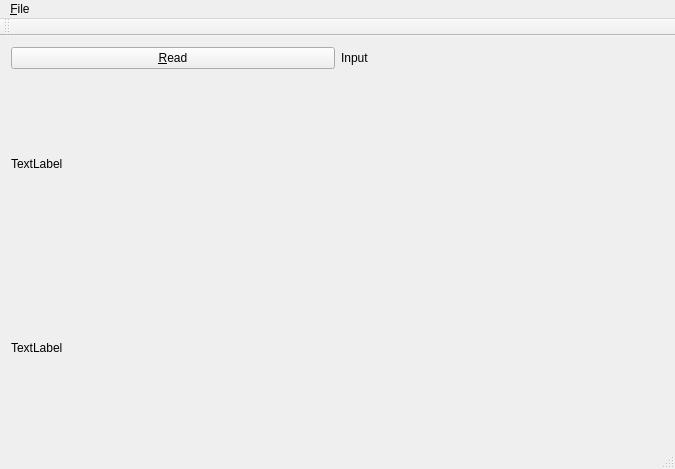
This is mainwindow.ui in ottyajp/bookcollection_manager as Qt 5 draws it before an edit. The edited form follows.
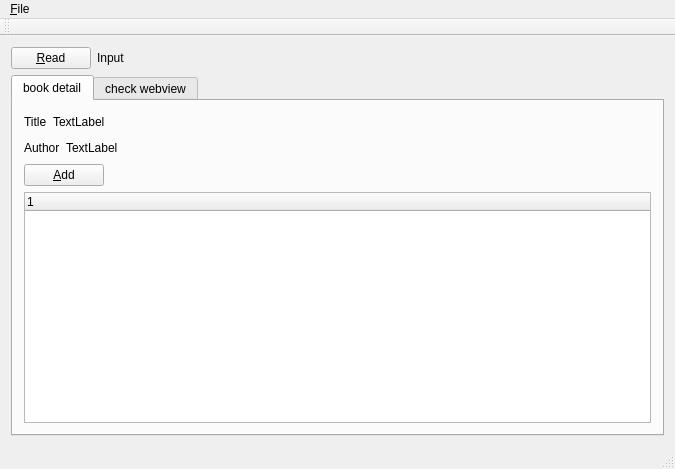
This is the edited form.

Commit message: それらしくUI作り直し

The edit to the form file:
```diff
--- a/mainwindow.ui
+++ b/mainwindow.ui
@@ -16,24 +16,58 @@
   <widget class="QWidget" name="centralWidget">
    <layout class="QGridLayout" name="gridLayout">
     <item row="0" column="0">
+     <layout class="QHBoxLayout" name="horizontalLayout_4">
+      <item>
      <widget class="QPushButton" name="pushButton">
       <property name="text">
        <string>&amp;Read</string>
       </property>
      </widget>
     </item>
-    <item row="0" column="1">
+      <item>
      <widget class="QLabel" name="isbn">
       <property name="text">
        <string>Input</string>
       </property>
      </widget>
     </item>
-    <item row="1" column="0" colspan="2">
-     <layout class="QHBoxLayout" name="layout">
       <item>
+       <spacer name="horizontalSpacer_4">
+        <property name="orientation">
+         <enum>Qt::Horizontal</enum>
+        </property>
+        <property name="sizeHint" stdset="0">
+         <size>
+          <width>40</width>
+          <height>20</height>
+         </size>
+        </property>
+       </spacer>
+      </item>
+     </layout>
+    </item>
+    <item row="1" column="0">
+     <widget class="QTabWidget" name="tabWidget">
+      <property name="currentIndex">
+       <number>0</number>
+      </property>
+      <widget class="QWidget" name="tab">
+       <attribute name="title">
+        <string>book detail</string>
+       </attribute>
+       <layout class="QGridLayout" name="gridLayout_3">
+        <item row="0" column="0">
        <layout class="QVBoxLayout" name="verticalLayout">
         <item>
+           <layout class="QHBoxLayout" name="horizontalLayout">
+            <item>
+             <widget class="QLabel" name="label">
+              <property name="text">
+               <string>Title</string>
+              </property>
+             </widget>
+            </item>
+            <item>
          <widget class="QLabel" name="title">
           <property name="text">
            <string>TextLabel</string>
@@ -41,15 +75,99 @@
          </widget>
         </item>
         <item>
+             <spacer name="horizontalSpacer">
+              <property name="orientation">
+               <enum>Qt::Horizontal</enum>
+              </property>
+              <property name="sizeHint" stdset="0">
+               <size>
+                <width>40</width>
+                <height>20</height>
+               </size>
+              </property>
+             </spacer>
+            </item>
+           </layout>
+          </item>
+          <item>
+           <layout class="QHBoxLayout" name="horizontalLayout_2">
+            <item>
+             <widget class="QLabel" name="label_2">
+              <property name="text">
+               <string>Author</string>
+              </property>
+             </widget>
+            </item>
+            <item>
          <widget class="QLabel" name="author">
           <property name="text">
            <string>TextLabel</string>
           </property>
          </widget>
         </item>
-       </layout>
-      </item>
-     </layout>
+            <item>
+             <spacer name="horizontalSpacer_2">
+              <property name="orientation">
+               <enum>Qt::Horizontal</enum>
+              </property>
+              <property name="sizeHint" stdset="0">
+               <size>
+                <width>40</width>
+                <height>20</height>
+               </size>
+              </property>
+             </spacer>
+            </item>
+           </layout>
+          </item>
+          <item>
+           <layout class="QHBoxLayout" name="horizontalLayout_3">
+            <item>
+             <widget class="QPushButton" name="addButton">
+              <property name="text">
+               <string>&amp;Add</string>
+              </property>
+             </widget>
+            </item>
+            <item>
+             <spacer name="horizontalSpacer_3">
+              <property name="orientation">
+               <enum>Qt::Horizontal</enum>
+              </property>
+              <property name="sizeHint" stdset="0">
+               <size>
+                <width>40</width>
+                <height>20</height>
+               </size>
+              </property>
+             </spacer>
+            </item>
+           </layout>
+          </item>
+         </layout>
+        </item>
+        <item row="1" column="0">
+         <widget class="QTreeWidget" name="treeWidget">
+          <column>
+           <property name="text">
+            <string notr="true">1</string>
+           </property>
+          </column>
+         </widget>
+        </item>
+       </layout>
+      </widget>
+      <widget class="QWidget" name="check_webview">
+       <attribute name="title">
+        <string>check webview</string>
+       </attribute>
+       <layout class="QGridLayout" name="gridLayout_2">
+        <item row="0" column="0">
+         <layout class="QHBoxLayout" name="layout"/>
+        </item>
+       </layout>
+      </widget>
+     </widget>
     </item>
    </layout>
   </widget>
```
Lines whose indentation alone changed are shown as unchanged.
